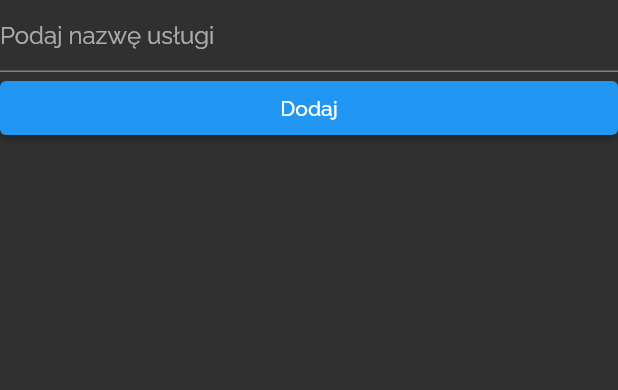
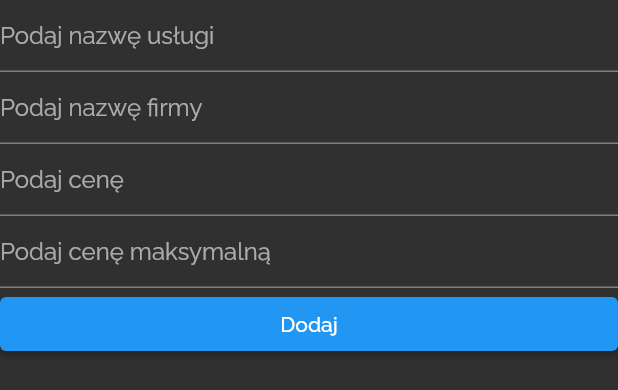
Before and after one commit to sebastiansliwa/manul, a Flutter app: the AddServicesPageContent widget shown alone on an empty page, opened directly, after a tap on "Dodaj", on a phone screen of 412 x 824 dp. Shown: the top 390 px of the screen. Run offline on Flutter 3.47's test engine with Material 2 defaults, Android fonts, the phone set to English and light mode, and no system bars; our stand-ins replace cloud_firestore, firebase_auth, firebase_core, google_fonts; missing offline and left inert: flutterfire_ui; accounts and stored records are empty.

```diff
--- a/lib/features/home/add_services/pages/add_services_page_content.dart
+++ b/lib/features/home/add_services/pages/add_services_page_content.dart
@@ -12,6 +12,9 @@ class AddServicesPageContent extends StatefulWidget {
 
 class _AddServicesPageContentState extends State<AddServicesPageContent> {
   var service = '';
+  var company = '';
+  var prize = '';
+  var maxprize = '';
 
   @override
   Widget build(BuildContext context) {
@@ -28,10 +31,46 @@ class _AddServicesPageContentState extends State<AddServicesPageContent> {
           },
           style: const TextStyle(color: Colors.white70),
         ),
+        TextField(
+          decoration: const InputDecoration(
+            hintText: 'Podaj nazwę firmy',
+          ),
+          onChanged: (newValue) {
+            setState(() {
+              company = newValue;
+            });
+          },
+          style: const TextStyle(color: Colors.white70),
+        ),
+        TextField(
+          decoration: const InputDecoration(
+            hintText: 'Podaj cenę',
+          ),
+          onChanged: (newValue) {
+            setState(() {
+              prize = newValue;
+            });
+          },
+          style: const TextStyle(color: Colors.white70),
+        ),
+        TextField(
+          decoration: const InputDecoration(
+            hintText: 'Podaj cenę maksymalną',
+          ),
+          onChanged: (newValue) {
+            setState(() {
+              maxprize = newValue;
+            });
+          },
+          style: const TextStyle(color: Colors.white70),
+        ),
         ElevatedButton(
           onPressed: () {
             FirebaseFirestore.instance.collection('services').add({
-              'title': service,
+              'service': service,
+              'company': company,
+              'prize': prize,
+              'maxprize': maxprize,
             });
           },
           child: const Text('Dodaj'),
--- a/lib/features/home/search/pages/search_page_content.dart
+++ b/lib/features/home/search/pages/search_page_content.dart
@@ -1,3 +1,5 @@
+import 'dart:developer';
+
 import 'package:cloud_firestore/cloud_firestore.dart';
 import 'package:flutter/material.dart';
 
@@ -9,7 +11,10 @@ class SearchPageContent extends StatelessWidget {
   @override
   Widget build(BuildContext context) {
     return StreamBuilder<QuerySnapshot>(
-        stream: FirebaseFirestore.instance.collection('services').snapshots(),
+        stream: FirebaseFirestore.instance
+            .collection('services')
+            .orderBy('prize')
+            .snapshots(),
         builder: (context, snapshot) {
           if (snapshot.hasError) {
             return const Text('Wystąpił nieoczekiwany problem');
@@ -17,11 +22,15 @@ class SearchPageContent extends StatelessWidget {
           if (snapshot.connectionState == ConnectionState.waiting) {
             return const Text('Trwa ładowanie');
           }
-          final services = snapshot.data!.docs;
+          final documents = snapshot.data!.docs;
           return ListView(
             children: [
-              for (final service in services) ...[
-                ListViewItem(service['title']),
+              for (final document in documents) ...[
+                ListViewItem(
+                  document['service'],
+                  document['company'],
+                  document['prize'],
+                ),
               ],
             ],
           );
@@ -31,10 +40,14 @@ class SearchPageContent extends StatelessWidget {
 
 class ListViewItem extends StatelessWidget {
   const ListViewItem(
-    this.title, {
+    this.service,
+    this.company,
+    this.prize, {
     super.key,
   });
-  final String title;
+  final String service;
+  final String company;
+  final String prize;
   @override
   Widget build(BuildContext context) {
     return Container(
@@ -47,7 +60,22 @@ class ListViewItem extends StatelessWidget {
         top: 5,
       ),
       child: Row(
-        children: [Text(title)],
+        mainAxisAlignment: MainAxisAlignment.spaceBetween,
+        children: [
+          Column(
+            crossAxisAlignment: CrossAxisAlignment.start,
+            children: [
+              Text(service),
+              Text(company),
+            ],
+          ),
+          Row(
+            children: [
+              Text(prize),
+              const Text('zł'),
+            ],
+          )
+        ],
       ),
     );
   }
```
